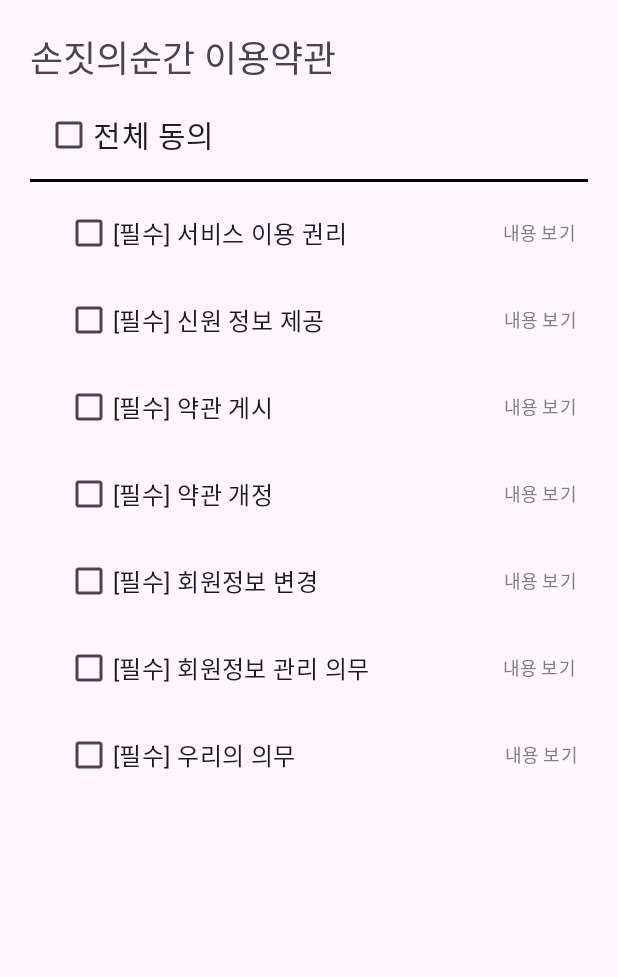
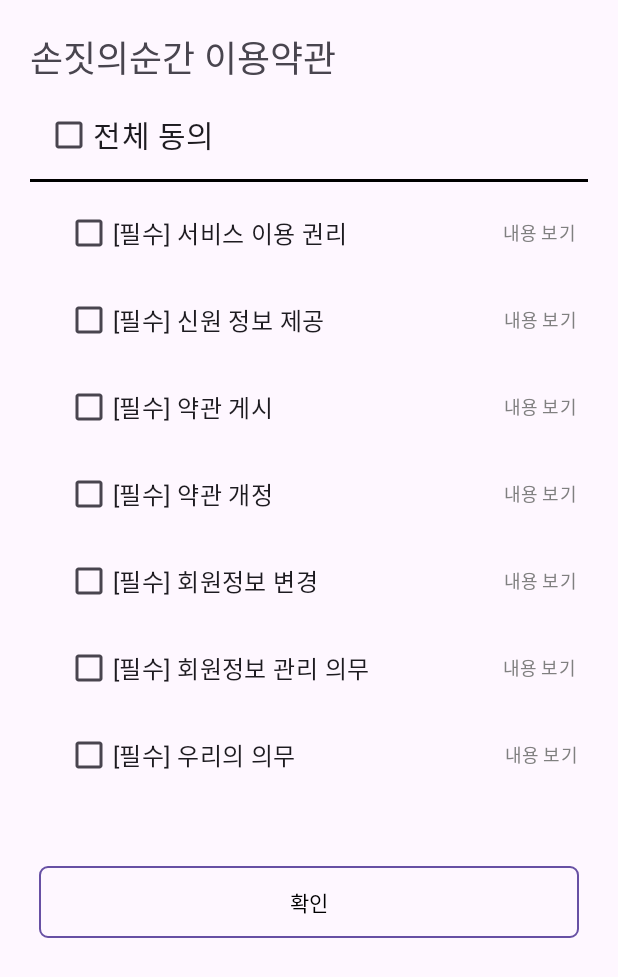
Before and after one commit to AISignLanguage/Android, an Android app: the TermsActivity screen opened directly, with no data from a screen before it, on a phone screen of 412 x 824 dp. Shown: the top 977 px of the screen. Run offline under Robolectric (Android 15) with nearby library versions, the phone set to English and light mode, and no system bars.

Commit message:
약관 동의 제출 버튼 및 화면 연결

```diff
--- a/app/src/main/AndroidManifest.xml
+++ b/app/src/main/AndroidManifest.xml
@@ -14,7 +14,7 @@
         tools:targetApi="31" >
         <activity
             android:name=".TermsActivity"
-            android:exported="true" />
+            android:exported="false" />
         <activity
             android:name=".LoginActivity"
             android:exported="false" />
--- a/app/src/main/java/com/example/ai_language/LoginActivity.kt
+++ b/app/src/main/java/com/example/ai_language/LoginActivity.kt
@@ -13,7 +13,7 @@ class LoginActivity : AppCompatActivity() {
         val loginButton = findViewById<Button>(R.id.loginButton)
 
         loginButton.setOnClickListener {
-            val intent = Intent(this, home::class.java)
+            val intent = Intent(this, TermsActivity::class.java)
             startActivity(intent)
         }
 
--- a/app/src/main/java/com/example/ai_language/TermsActivity.kt
+++ b/app/src/main/java/com/example/ai_language/TermsActivity.kt
@@ -1,5 +1,6 @@
 package com.example.ai_language
 
+import android.content.Intent
 import androidx.appcompat.app.AppCompatActivity
 import android.os.Bundle
 import android.widget.Button
@@ -21,6 +22,13 @@ class TermsActivity : AppCompatActivity() {
     override fun onCreate(savedInstanceState: Bundle?) {
         super.onCreate(savedInstanceState)
         setContentView(R.layout.activity_terms)
+
+        val submit = findViewById<Button>(R.id.submitButton)
+
+        submit.setOnClickListener{
+            val intent = Intent(this, home::class.java)
+            startActivity(intent)
+        }
 
         termsAllButton = findViewById<CheckBox>(R.id.termsAllButton)
         termsButton1 = findViewById<CheckBox>(R.id.termsButton1)
--- /dev/null
+++ b/app/src/main/res/drawable/button.xml
@@ -0,0 +1,13 @@
+<?xml version="1.0" encoding="utf-8"?>
+<shape xmlns:android="http://schemas.android.com/apk/res/android"
+    android:shape="rectangle">
+    <stroke
+        android:width="1dp"
+        android:color="@color/main" />
+    <solid
+        android:color="#00000000" />
+    <size
+        android:width="360dp"
+        android:height="20dp" />
+    <corners android:radius="5dp"/>
+</shape>
--- a/app/src/main/res/layout/activity_terms.xml
+++ b/app/src/main/res/layout/activity_terms.xml
@@ -242,4 +242,15 @@
     </RelativeLayout>
 
 
+    <Button
+        android:id="@+id/submitButton"
+        android:layout_width="wrap_content"
+        android:layout_height="wrap_content"
+        android:layout_gravity="center"
+        android:layout_marginTop="50dp"
+        android:background="@drawable/button"
+        android:text="확인"
+        android:textColor="@color/black" />
+
+
 </LinearLayout>
--- a/app/src/main/res/values/colors.xml
+++ b/app/src/main/res/values/colors.xml
@@ -2,4 +2,5 @@
 <resources>
     <color name="black">#FF000000</color>
     <color name="white">#FFFFFFFF</color>
+    <color name="main">#9999FF</color>
 </resources>
```
